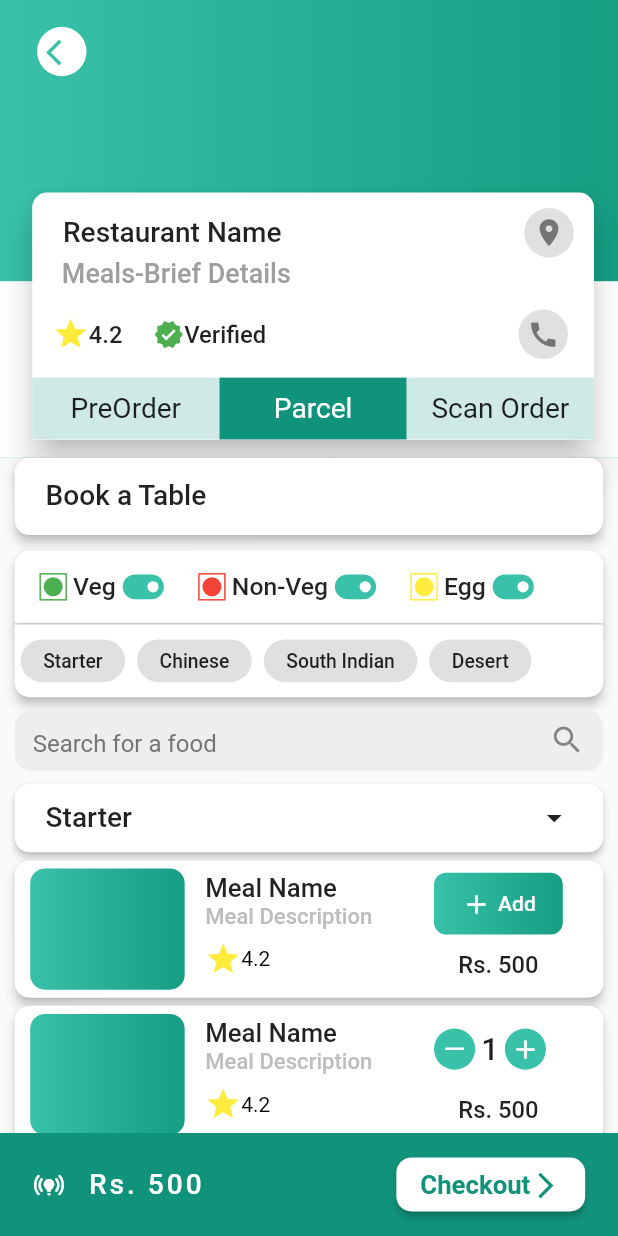
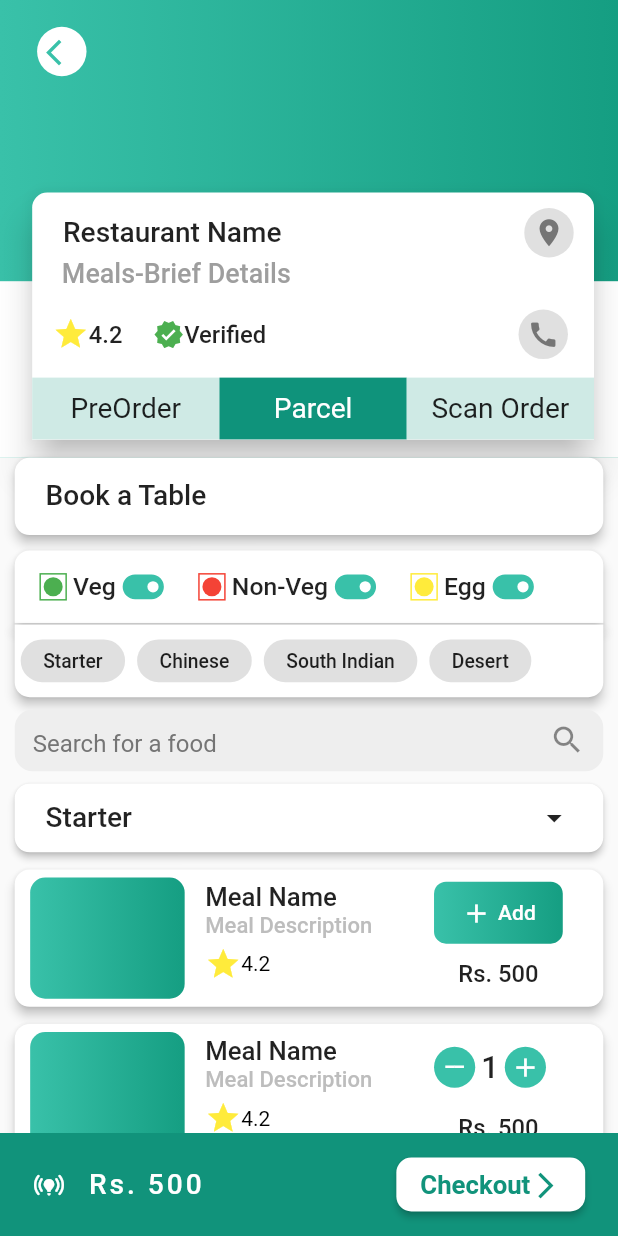
Before and after one commit to Programmer9211/MAYO_UI, a Flutter app: the HomeScreen screen opened directly, after a tap on "Book Table", on a phone screen of 412 x 824 dp. Run offline on Flutter 3.47's test engine with Material 2 defaults, Android fonts, the phone set to English and light mode, and no system bars.

Commit message:
First Commit

```diff
--- a/lib/BookTable.dart
+++ b/lib/BookTable.dart
@@ -510,7 +510,7 @@ class _BookTableState extends State<BookTable> {
 
   Widget mealItems(Size size, bool isAdded) {
     return Container(
-      height: size.height / 8.5,
+      height: size.height / 8,
       width: size.width,
       alignment: Alignment.bottomCenter,
       child: Material(
@@ -563,7 +563,7 @@ class _BookTableState extends State<BookTable> {
                     ),
                   ),
                   SizedBox(
-                    height: size.width / 50,
+                    height: size.height / 150,
                   ),
                   Row(
                     children: [
--- a/lib/Home.dart
+++ b/lib/Home.dart
@@ -132,10 +132,7 @@ class Home extends StatelessWidget {
                           width: size.width / 3.1,
                           decoration: BoxDecoration(
                               color: Colors.blue,
-                              borderRadius: BorderRadius.circular(15)
-                              // image: DecorationImage(
-                              //     image: AssetImage("assets/parcel.jpeg")),
-                              ),
+                              borderRadius: BorderRadius.circular(15)),
                         ),
                         Expanded(
                           child: Column(
@@ -144,7 +141,7 @@ class Home extends StatelessWidget {
                                 mainAxisAlignment: MainAxisAlignment.center,
                                 children: [
                                   SizedBox(
-                                    width: size.width / 40,
+                                    width: size.width / 80,
                                   ),
                                   Text(
                                     "Restaurant Name",
@@ -156,18 +153,11 @@ class Home extends StatelessWidget {
                                   SizedBox(
                                     width: size.width / 10,
                                   ),
-                                  Container(
-                                    decoration: BoxDecoration(
-                                      border: Border.all(
-                                          width: 1, color: Colors.grey),
-                                      shape: BoxShape.circle,
+                                  Icon(Icons.bookmark_border)
+                                ],
                               ),
-                                    child: Padding(
-                                      padding: const EdgeInsets.all(1.0),
-                                      child: Icon(Icons.bookmark_border),
-                                    ),
-                                  )
-                                ],
+                              SizedBox(
+                                height: size.height / 200,
                               ),
                               Container(
                                 width: size.width / 2,
@@ -178,6 +168,9 @@ class Home extends StatelessWidget {
                                     fontWeight: FontWeight.w500,
                                   ),
                                 ),
+                              ),
+                              SizedBox(
+                                height: size.height / 200,
                               ),
                               Container(
                                 width: size.width / 1.9,
@@ -193,6 +186,9 @@ class Home extends StatelessWidget {
                                     ),
                                   ],
                                 ),
+                              ),
+                              SizedBox(
+                                height: size.height / 200,
                               ),
                               Row(
                                 mainAxisAlignment: MainAxisAlignment.center,
@@ -298,7 +294,8 @@ class Home extends StatelessWidget {
                             width: size.width / 5,
                             decoration: BoxDecoration(
                               image: DecorationImage(
-                                  image: AssetImage("assets/pre.png")),
+                                image: AssetImage("assets/pre.png"),
+                              ),
                             ),
                           ),
                           SizedBox(
@@ -308,7 +305,7 @@ class Home extends StatelessWidget {
                             children: [
                               Container(
                                 height: size.height / 20,
-                                width: size.height / 8.5,
+                                width: size.width / 4,
                                 alignment: Alignment.bottomLeft,
                                 child: Text(
                                   "Pre-Order",
@@ -471,7 +468,7 @@ class Home extends StatelessWidget {
                               style: TextStyle(
                                 color: Colors.grey[300],
                                 fontWeight: FontWeight.bold,
-                                fontSize: size.width / 50,
+                                fontSize: size.width / 32,
                               ),
                             ),
                           ),
@@ -479,11 +476,8 @@ class Home extends StatelessWidget {
                           //   height: size.height / 20,
                           // ),
                           Container(
-                            width: size.width / 2,
-                            child: TextButton(
-                              onPressed: () {},
-                              style:
-                                  ButtonStyle(alignment: Alignment.centerLeft),
+                            height: size.height / 18,
+                            width: size.width / 2.2,
                             child: Row(
                               children: [
                                 Text(
@@ -502,16 +496,22 @@ class Home extends StatelessWidget {
                                 ),
                               ],
                             ),
-                            ),
                           )
                         ],
                       ),
+                      SizedBox(
+                        width: size.width / 26,
+                      ),
                       Container(
                         height: size.height / 10,
-                        width: size.width / 6.3,
+                        width: size.width / 6,
                         decoration: BoxDecoration(
+                          borderRadius:
+                              BorderRadius.only(topRight: Radius.circular(20)),
                           image: DecorationImage(
-                              image: AssetImage(data[index].imageUrl)),
+                            image: AssetImage(data[index].imageUrl),
+                            //fit: BoxFit.cover,
+                          ),
                         ),
                       ),
                     ],
```
Lines whose indentation alone changed are shown as unchanged.
